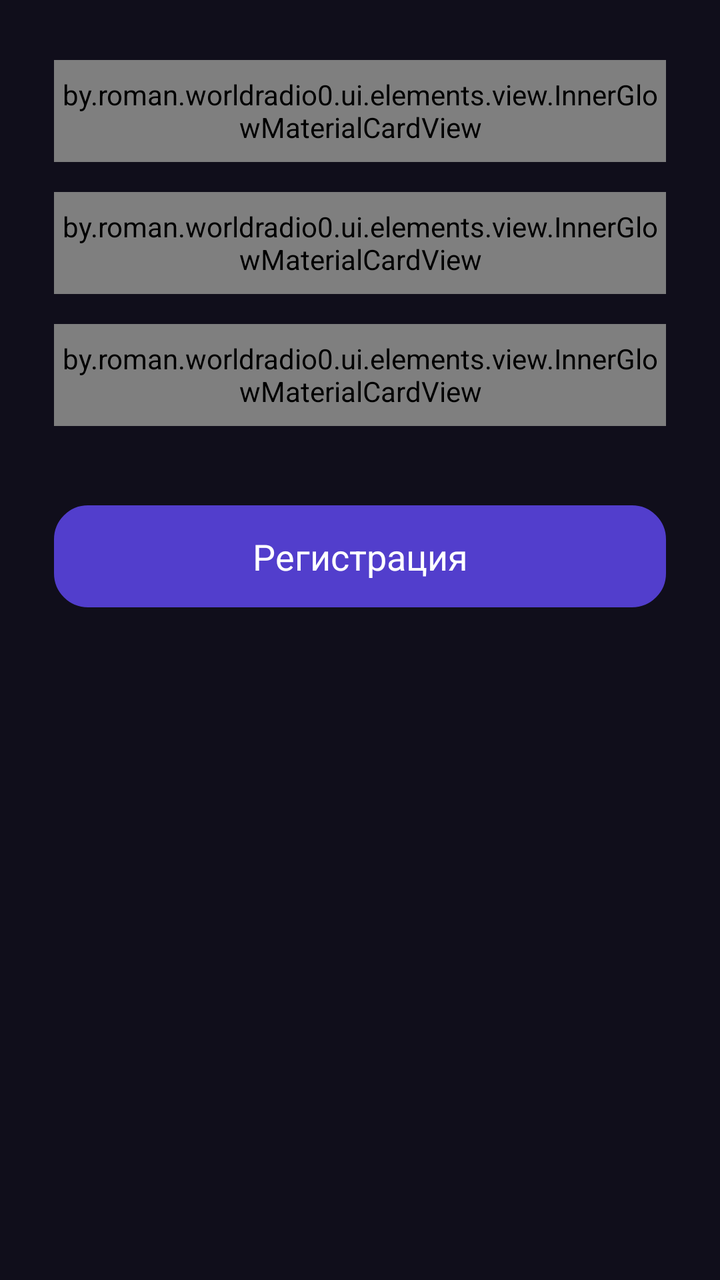
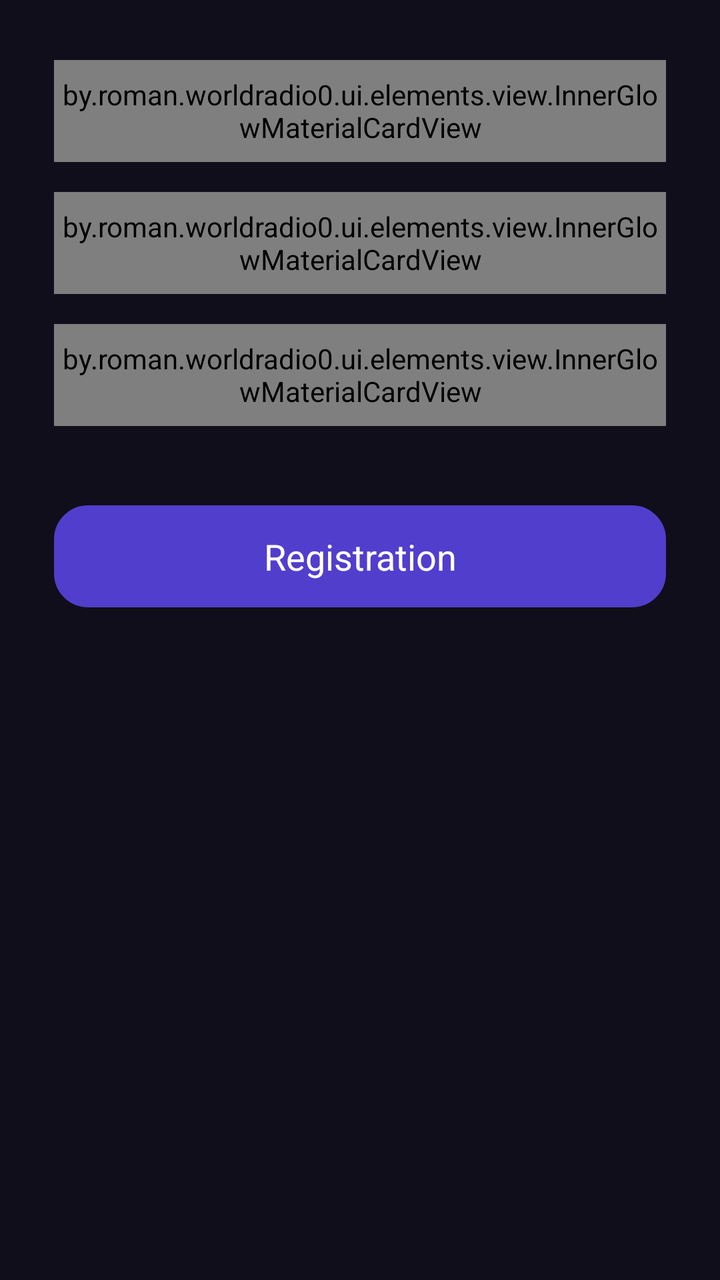

An Android layout rendered at two revisions. The XML below is the earlier revision; the diff shows what the commit changed to produce the second picture.
<!-- AndroidManifest.xml: application theme Theme.WorldRadio -->
<!-- res/layout/fragment_registration.xml -->
<?xml version="1.0" encoding="utf-8"?>
<FrameLayout xmlns:android="http://schemas.android.com/apk/res/android"
    xmlns:app="http://schemas.android.com/apk/res-auto"
    xmlns:tools="http://schemas.android.com/tools"
    android:layout_width="match_parent"
    android:layout_height="match_parent"
    tools:context=".ui.fragments.auth.RegistrationFragment">

    <androidx.constraintlayout.widget.ConstraintLayout
        android:layout_width="match_parent"
        android:layout_height="match_parent"
        android:background="@color/background">

        <androidx.constraintlayout.widget.Guideline
            android:id="@+id/guide_start"
            android:layout_width="wrap_content"
            android:layout_height="wrap_content"
            android:orientation="vertical"
            app:layout_constraintGuide_percent="0.075" />

        <androidx.constraintlayout.widget.Guideline
            android:id="@+id/guide_end"
            android:layout_width="wrap_content"
            android:layout_height="wrap_content"
            android:orientation="vertical"
            app:layout_constraintGuide_percent="0.925" />

        <androidx.constraintlayout.widget.Guideline
            android:id="@+id/guideline_bottom_fixed"
            android:layout_width="wrap_content"
            android:layout_height="wrap_content"
            android:orientation="horizontal"
            app:layout_constraintGuide_end="30dp" />

        <ImageView
            android:id="@+id/regButton"
            android:layout_width="0dp"
            android:layout_height="0dp"
            android:layout_marginTop="80dp"
            android:src="@drawable/textfield_background"
            app:layout_constraintDimensionRatio="3:1"
            app:layout_constraintEnd_toEndOf="@+id/guide_end"
            app:layout_constraintStart_toStartOf="@+id/guide_start"
            app:layout_constraintTop_toBottomOf="@+id/password1CardView_Registration" />

        <TextView
            android:id="@+id/textReg_Registration"
            android:layout_width="wrap_content"
            android:layout_height="wrap_content"
            android:text="Регистрация"
            android:textColor="@color/white"
            android:textSize="18dp"
            app:layout_constraintBottom_toBottomOf="@+id/regButton"
            app:layout_constraintEnd_toEndOf="@+id/regButton"
            app:layout_constraintStart_toStartOf="@+id/regButton"
            app:layout_constraintTop_toTopOf="@+id/regButton" />

        <by.roman.worldradio0.ui.elements.view.InnerGlowMaterialCardView
            android:id="@+id/password2CardView_Registration"
            android:layout_width="0dp"
            android:layout_height="0dp"
            app:layout_constraintDimensionRatio="6:1"
            app:strokeWidth="0dp"
            android:layout_marginTop="15dp"
            app:cardCornerRadius="15dp"
            app:layout_constraintEnd_toEndOf="@+id/guide_end"
            app:layout_constraintStart_toStartOf="@+id/guide_start"
            app:layout_constraintTop_toBottomOf="@+id/password1CardView_Registration">

            <androidx.constraintlayout.widget.ConstraintLayout
                android:layout_width="match_parent"
                android:layout_height="match_parent"
                android:background="@color/reg_enter_background">

                <ImageView
                    android:id="@+id/imageView42"
                    android:layout_width="wrap_content"
                    android:layout_height="wrap_content"
                    android:paddingStart="16dp"
                    android:paddingEnd="0dp"
                    android:src="@drawable/lock"
                    app:layout_constraintBottom_toBottomOf="parent"
                    app:layout_constraintStart_toStartOf="parent"
                    app:layout_constraintTop_toTopOf="parent" />

                <ImageView
                    android:padding="10dp"
                    android:id="@+id/pass2Status_Registration"
                    android:layout_width="wrap_content"
                    android:layout_height="wrap_content"
                    android:src="@drawable/eye_closed"
                    app:layout_constraintBottom_toBottomOf="parent"
                    app:layout_constraintEnd_toEndOf="parent"
                    app:layout_constraintTop_toTopOf="parent" />

                <EditText
                    android:id="@+id/password2Input_Registration"
                    android:layout_width="0dp"
                    android:layout_height="0dp"
                    android:layout_marginStart="16dp"
                    android:layout_marginEnd="0dp"
                    android:background="@null"
                    android:ems="10"
                    android:hint="Повторите пароль"
                    android:inputType="textPassword"
                    android:textSize="16dp"
                    app:layout_constraintBottom_toBottomOf="parent"
                    app:layout_constraintEnd_toStartOf="@+id/pass2Status_Registration"
                    app:layout_constraintStart_toEndOf="@+id/imageView42"
                    app:layout_constraintTop_toTopOf="parent" />
            </androidx.constraintlayout.widget.ConstraintLayout>
        </by.roman.worldradio0.ui.elements.view.InnerGlowMaterialCardView>

        <by.roman.worldradio0.ui.elements.view.InnerGlowMaterialCardView
            android:id="@+id/loginCardView_Registration"
            android:layout_width="0dp"
            android:layout_height="0dp"
            app:layout_constraintDimensionRatio="6:1"
            android:layout_marginTop="30dp"
            app:cardCornerRadius="15dp"
            app:layout_constraintEnd_toEndOf="@+id/guide_end"
            app:layout_constraintStart_toStartOf="@+id/guide_start"
            app:layout_constraintTop_toTopOf="parent"
            app:strokeWidth="0dp">

            <androidx.constraintlayout.widget.ConstraintLayout
                android:layout_width="match_parent"
                android:layout_height="match_parent"
                android:background="@color/reg_enter_background">

                <ImageView
                    android:id="@+id/imageView"
                    android:layout_width="wrap_content"
                    android:layout_height="wrap_content"
                    android:paddingStart="16dp"
                    android:paddingEnd="0dp"
                    android:src="@drawable/user"
                    app:layout_constraintBottom_toBottomOf="parent"
                    app:layout_constraintStart_toStartOf="parent"
                    app:layout_constraintTop_toTopOf="parent" />

                <EditText
                    android:id="@+id/loginInput_Registration"
                    android:layout_width="0dp"
                    android:layout_height="0dp"
                    android:layout_marginStart="16dp"
                    android:layout_marginEnd="16dp"
                    android:background="@null"
                    android:ems="10"
                    android:hint="Логин"
                    android:inputType="text"
                    android:textSize="16dp"
                    app:layout_constraintBottom_toBottomOf="parent"
                    app:layout_constraintEnd_toEndOf="parent"
                    app:layout_constraintStart_toEndOf="@+id/imageView"
                    app:layout_constraintTop_toTopOf="parent" />
            </androidx.constraintlayout.widget.ConstraintLayout>
        </by.roman.worldradio0.ui.elements.view.InnerGlowMaterialCardView>

        <by.roman.worldradio0.ui.elements.view.InnerGlowMaterialCardView
            android:id="@+id/password1CardView_Registration"
            android:layout_width="0dp"
            android:layout_height="0dp"
            app:layout_constraintDimensionRatio="6:1"
            app:strokeWidth="0dp"
            android:layout_marginTop="15dp"
            app:cardCornerRadius="15dp"
            app:layout_constraintEnd_toEndOf="@+id/guide_end"
            app:layout_constraintStart_toStartOf="@+id/guide_start"
            app:layout_constraintTop_toBottomOf="@+id/loginCardView_Registration">

            <androidx.constraintlayout.widget.ConstraintLayout
                android:layout_width="match_parent"
                android:layout_height="match_parent"
                android:background="@color/reg_enter_background">

                <ImageView
                    android:id="@+id/imageView4"
                    android:layout_width="wrap_content"
                    android:layout_height="wrap_content"
                    android:paddingStart="16dp"
                    android:paddingEnd="0dp"
                    android:src="@drawable/lock"
                    app:layout_constraintBottom_toBottomOf="parent"
                    app:layout_constraintStart_toStartOf="parent"
                    app:layout_constraintTop_toTopOf="parent" />

                <ImageView
                    android:padding="10dp"
                    android:id="@+id/pass1Status_Registration"
                    android:layout_width="wrap_content"
                    android:layout_height="wrap_content"
                    android:src="@drawable/eye_closed"
                    app:layout_constraintBottom_toBottomOf="parent"
                    app:layout_constraintEnd_toEndOf="parent"
                    app:layout_constraintTop_toTopOf="parent" />

                <EditText
                    android:id="@+id/password1Input_Registration"
                    android:layout_width="0dp"
                    android:layout_height="0dp"
                    android:layout_marginStart="16dp"
                    android:layout_marginEnd="0dp"
                    android:background="@null"
                    android:ems="10"
                    android:hint="Пароль"
                    android:inputType="textPassword"
                    android:textSize="16dp"
                    app:layout_constraintBottom_toBottomOf="parent"
                    app:layout_constraintEnd_toStartOf="@+id/pass1Status_Registration"
                    app:layout_constraintStart_toEndOf="@+id/imageView4"
                    app:layout_constraintTop_toTopOf="parent" />
            </androidx.constraintlayout.widget.ConstraintLayout>
        </by.roman.worldradio0.ui.elements.view.InnerGlowMaterialCardView>

        <ProgressBar
            android:id="@+id/progressBar_Registration"
            style="?android:attr/progressBarStyle"
            android:layout_width="wrap_content"
            android:layout_height="wrap_content"
            android:visibility="invisible"
            android:indeterminate="true"
            app:layout_constraintBottom_toBottomOf="@+id/regButton"
            app:layout_constraintEnd_toEndOf="@+id/regButton"
            app:layout_constraintStart_toStartOf="@+id/regButton"
            app:layout_constraintTop_toTopOf="@+id/regButton" />

        <TextView
            android:id="@+id/errorText_Registration"
            android:layout_width="wrap_content"
            android:layout_height="wrap_content"
            android:text="TextView"
            android:textColor="@color/red"
            android:textSize="14dp"
            android:visibility="invisible"
            app:layout_constraintBottom_toTopOf="@+id/loginCardView_Registration"
            app:layout_constraintStart_toStartOf="@+id/loginCardView_Registration"
            app:layout_constraintTop_toTopOf="parent"
            app:layout_constraintVertical_bias="0.8" />

        <ProgressBar
            android:id="@+id/progressBar_loading_Registration"
            style="?android:attr/progressBarStyleHorizontal"
            android:layout_width="0dp"
            android:layout_height="wrap_content"
            android:visibility="invisible"
            android:min="0"
            android:max="100"
            app:layout_constraintBottom_toBottomOf="@+id/guideline_bottom_fixed"
            app:layout_constraintEnd_toEndOf="@+id/guide_end"
            app:layout_constraintStart_toStartOf="@+id/guide_start"
            app:layout_constraintHorizontal_bias="0.5" />

        <TextView
            android:id="@+id/textStationsLoading_Registration"
            android:layout_width="wrap_content"
            android:layout_height="wrap_content"
            android:layout_marginBottom="10dp"
            android:visibility="invisible"
            android:text="Загрузка..."
            android:textSize="14dp"
            app:layout_constraintBottom_toTopOf="@+id/progressBar_loading_Registration"
            app:layout_constraintEnd_toEndOf="@+id/progressBar_loading_Registration"
            app:layout_constraintHorizontal_bias="0.5"
            app:layout_constraintStart_toStartOf="@+id/progressBar_loading_Registration" />
    </androidx.constraintlayout.widget.ConstraintLayout>
</FrameLayout>
<!-- resources referenced by this layout -->
<resources>
  <color name="background">#100E1B</color>
  <color name="red">#FF2929</color>
  <color name="reg_enter_background">#242638</color>
  <color name="white">#FFFFFF</color>
  <!-- drawable eye_closed: vector/xml drawable (drawable, 2321 chars, omitted) -->
  <!-- drawable lock (drawable) -->
  <vector xmlns:android="http://schemas.android.com/apk/res/android" android:height="30dp" android:viewportHeight="800" android:viewportWidth="800" android:width="30dp">
        
      <path android:fillColor="#00000000" android:pathData="M400,483.33V550M233.33,334.29C249.05,333.33 268.42,333.33 293.33,333.33H506.67C531.58,333.33 550.95,333.33 566.67,334.29M233.33,334.29C213.72,335.49 199.81,338.18 187.93,344.23C169.12,353.82 153.82,369.12 144.23,387.93C133.33,409.33 133.33,437.33 133.33,493.33V540C133.33,596.01 133.33,624.01 144.23,645.4C153.82,664.22 169.12,679.51 187.93,689.1C209.32,700 237.33,700 293.33,700H506.67C562.67,700 590.67,700 612.07,689.1C630.88,679.51 646.18,664.22 655.77,645.4C666.67,624.01 666.67,596.01 666.67,540V493.33C666.67,437.33 666.67,409.33 655.77,387.93C646.18,369.12 630.88,353.82 612.07,344.23C600.19,338.18 586.28,335.49 566.67,334.29M233.33,334.29V266.67C233.33,174.62 307.95,100 400,100C492.05,100 566.67,174.62 566.67,266.67V334.29" android:strokeColor="#523ECC" android:strokeLineCap="round" android:strokeLineJoin="round" android:strokeWidth="66.6667"/>
      
  </vector>
  <!-- drawable textfield_background (drawable) -->
  <vector xmlns:android="http://schemas.android.com/apk/res/android"
      android:width="360dp"
      android:height="60dp"
      android:viewportWidth="360"
      android:viewportHeight="60">
    <path
        android:pathData="M20,0.5L340,0.5A19.5,19.5 0,0 1,359.5 20L359.5,40A19.5,19.5 0,0 1,340 59.5L20,59.5A19.5,19.5 0,0 1,0.5 40L0.5,20A19.5,19.5 0,0 1,20 0.5z"
        android:fillColor="#664EFF"/>
    <path
        android:pathData="M20,0.5L340,0.5A19.5,19.5 0,0 1,359.5 20L359.5,40A19.5,19.5 0,0 1,340 59.5L20,59.5A19.5,19.5 0,0 1,0.5 40L0.5,20A19.5,19.5 0,0 1,20 0.5z"
        android:fillColor="#000000"
        android:fillAlpha="0.2"/>
    <path
        android:strokeWidth="1"
        android:pathData="M20,0.5L340,0.5A19.5,19.5 0,0 1,359.5 20L359.5,40A19.5,19.5 0,0 1,340 59.5L20,59.5A19.5,19.5 0,0 1,0.5 40L0.5,20A19.5,19.5 0,0 1,20 0.5z"
        android:fillColor="#00000000"
        android:strokeColor="#523ECC"/>
  </vector>
  <!-- drawable user (drawable) -->
  <vector xmlns:android="http://schemas.android.com/apk/res/android" android:height="30dp" android:viewportHeight="800" android:viewportWidth="800" android:width="30dp">
        
      <path android:fillColor="#00000000" android:pathData="M533.33,233.33C533.33,306.97 473.64,366.67 400,366.67C326.36,366.67 266.67,306.97 266.67,233.33C266.67,159.7 326.36,100 400,100C473.64,100 533.33,159.7 533.33,233.33Z" android:strokeColor="#523ECC" android:strokeLineCap="round" android:strokeLineJoin="round" android:strokeWidth="66.6667"/>
        
      <path android:fillColor="#00000000" android:pathData="M400,466.67C271.13,466.67 166.67,571.13 166.67,700H633.33C633.33,571.13 528.87,466.67 400,466.67Z" android:strokeColor="#523ECC" android:strokeLineCap="round" android:strokeLineJoin="round" android:strokeWidth="66.6667"/>
      
  </vector>
  <style name="Theme.WorldRadio" parent="Base.Theme.WorldRadio" />
  <style name="Base.Theme.WorldRadio" parent="Theme.Material3.DayNight.NoActionBar">
          
          
      </style>
</resources>

<!-- the commit's change to res/layout/fragment_registration.xml (unified diff, before → after) -->
@@ -41,19 +41,21 @@
             app:layout_constraintDimensionRatio="3:1"
             app:layout_constraintEnd_toEndOf="@+id/guide_end"
             app:layout_constraintStart_toStartOf="@+id/guide_start"
-            app:layout_constraintTop_toBottomOf="@+id/password1CardView_Registration" />
+            app:layout_constraintTop_toBottomOf="@+id/password1CardView_Registration"
+            tools:ignore="ContentDescription" />
 
         <TextView
             android:id="@+id/textReg_Registration"
             android:layout_width="wrap_content"
             android:layout_height="wrap_content"
-            android:text="Регистрация"
+            android:text="@string/reg"
             android:textColor="@color/white"
             android:textSize="18dp"
             app:layout_constraintBottom_toBottomOf="@+id/regButton"
             app:layout_constraintEnd_toEndOf="@+id/regButton"
             app:layout_constraintStart_toStartOf="@+id/regButton"
-            app:layout_constraintTop_toTopOf="@+id/regButton" />
+            app:layout_constraintTop_toTopOf="@+id/regButton"
+            tools:ignore="SpUsage" />
 
         <by.roman.worldradio0.ui.elements.view.InnerGlowMaterialCardView
             android:id="@+id/password2CardView_Registration"
@@ -81,7 +83,8 @@
                     android:src="@drawable/lock"
                     app:layout_constraintBottom_toBottomOf="parent"
                     app:layout_constraintStart_toStartOf="parent"
-                    app:layout_constraintTop_toTopOf="parent" />
+                    app:layout_constraintTop_toTopOf="parent"
+                    tools:ignore="ContentDescription" />
 
                 <ImageView
                     android:padding="10dp"
@@ -91,7 +94,8 @@
                     android:src="@drawable/eye_closed"
                     app:layout_constraintBottom_toBottomOf="parent"
                     app:layout_constraintEnd_toEndOf="parent"
-                    app:layout_constraintTop_toTopOf="parent" />
+                    app:layout_constraintTop_toTopOf="parent"
+                    tools:ignore="ContentDescription" />
 
                 <EditText
                     android:id="@+id/password2Input_Registration"
@@ -101,13 +105,14 @@
                     android:layout_marginEnd="0dp"
                     android:background="@null"
                     android:ems="10"
-                    android:hint="Повторите пароль"
+                    android:hint="@string/repeat_pass"
                     android:inputType="textPassword"
                     android:textSize="16dp"
                     app:layout_constraintBottom_toBottomOf="parent"
                     app:layout_constraintEnd_toStartOf="@+id/pass2Status_Registration"
                     app:layout_constraintStart_toEndOf="@+id/imageView42"
-                    app:layout_constraintTop_toTopOf="parent" />
+                    app:layout_constraintTop_toTopOf="parent"
+                    tools:ignore="SpUsage" />
             </androidx.constraintlayout.widget.ConstraintLayout>
         </by.roman.worldradio0.ui.elements.view.InnerGlowMaterialCardView>
 
@@ -137,7 +142,8 @@
                     android:src="@drawable/user"
                     app:layout_constraintBottom_toBottomOf="parent"
                     app:layout_constraintStart_toStartOf="parent"
-                    app:layout_constraintTop_toTopOf="parent" />
+                    app:layout_constraintTop_toTopOf="parent"
+                    tools:ignore="ContentDescription" />
 
                 <EditText
                     android:id="@+id/loginInput_Registration"
@@ -147,13 +153,14 @@
                     android:layout_marginEnd="16dp"
                     android:background="@null"
                     android:ems="10"
-                    android:hint="Логин"
+                    android:hint="@string/login"
                     android:inputType="text"
                     android:textSize="16dp"
                     app:layout_constraintBottom_toBottomOf="parent"
                     app:layout_constraintEnd_toEndOf="parent"
                     app:layout_constraintStart_toEndOf="@+id/imageView"
-                    app:layout_constraintTop_toTopOf="parent" />
+                    app:layout_constraintTop_toTopOf="parent"
+                    tools:ignore="SpUsage" />
             </androidx.constraintlayout.widget.ConstraintLayout>
         </by.roman.worldradio0.ui.elements.view.InnerGlowMaterialCardView>
 
@@ -183,7 +190,8 @@
                     android:src="@drawable/lock"
                     app:layout_constraintBottom_toBottomOf="parent"
                     app:layout_constraintStart_toStartOf="parent"
-                    app:layout_constraintTop_toTopOf="parent" />
+                    app:layout_constraintTop_toTopOf="parent"
+                    tools:ignore="ContentDescription" />
 
                 <ImageView
                     android:padding="10dp"
@@ -193,7 +201,8 @@
                     android:src="@drawable/eye_closed"
                     app:layout_constraintBottom_toBottomOf="parent"
                     app:layout_constraintEnd_toEndOf="parent"
-                    app:layout_constraintTop_toTopOf="parent" />
+                    app:layout_constraintTop_toTopOf="parent"
+                    tools:ignore="ContentDescription" />
 
                 <EditText
                     android:id="@+id/password1Input_Registration"
@@ -203,13 +212,14 @@
                     android:layout_marginEnd="0dp"
                     android:background="@null"
                     android:ems="10"
-                    android:hint="Пароль"
+                    android:hint="@string/pass"
                     android:inputType="textPassword"
                     android:textSize="16dp"
                     app:layout_constraintBottom_toBottomOf="parent"
                     app:layout_constraintEnd_toStartOf="@+id/pass1Status_Registration"
                     app:layout_constraintStart_toEndOf="@+id/imageView4"
-                    app:layout_constraintTop_toTopOf="parent" />
+                    app:layout_constraintTop_toTopOf="parent"
+                    tools:ignore="SpUsage" />
             </androidx.constraintlayout.widget.ConstraintLayout>
         </by.roman.worldradio0.ui.elements.view.InnerGlowMaterialCardView>
 
@@ -229,14 +239,14 @@
             android:id="@+id/errorText_Registration"
             android:layout_width="wrap_content"
             android:layout_height="wrap_content"
-            android:text="TextView"
             android:textColor="@color/red"
             android:textSize="14dp"
             android:visibility="invisible"
             app:layout_constraintBottom_toTopOf="@+id/loginCardView_Registration"
             app:layout_constraintStart_toStartOf="@+id/loginCardView_Registration"
             app:layout_constraintTop_toTopOf="parent"
-            app:layout_constraintVertical_bias="0.8" />
+            app:layout_constraintVertical_bias="0.8"
+            tools:ignore="SpUsage" />
 
         <ProgressBar
             android:id="@+id/progressBar_loading_Registration"
@@ -257,11 +267,12 @@
             android:layout_height="wrap_content"
             android:layout_marginBottom="10dp"
             android:visibility="invisible"
-            android:text="Загрузка..."
+            android:text="@string/loading"
             android:textSize="14dp"
             app:layout_constraintBottom_toTopOf="@+id/progressBar_loading_Registration"
             app:layout_constraintEnd_toEndOf="@+id/progressBar_loading_Registration"
             app:layout_constraintHorizontal_bias="0.5"
-            app:layout_constraintStart_toStartOf="@+id/progressBar_loading_Registration" />
+            app:layout_constraintStart_toStartOf="@+id/progressBar_loading_Registration"
+            tools:ignore="SpUsage" />
     </androidx.constraintlayout.widget.ConstraintLayout>
 </FrameLayout>
<!-- resource entries referenced after the edit -->
@@ -38,6 +38,11 @@
       <path android:fillColor="#00000000" android:pathData="M400,466.67C271.13,466.67 166.67,571.13 166.67,700H633.33C633.33,571.13 528.87,466.67 400,466.67Z" android:strokeColor="#523ECC" android:strokeLineCap="round" android:strokeLineJoin="round" android:strokeWidth="66.6667"/>
       
   </vector>
+  <string name="loading">Loading data…</string>
+  <string name="login">Login</string>
+  <string name="pass">Password</string>
+  <string name="reg">Registration</string>
+  <string name="repeat_pass">Repeat the password</string>
   <style name="Theme.WorldRadio" parent="Base.Theme.WorldRadio" />
   <style name="Base.Theme.WorldRadio" parent="Theme.Material3.DayNight.NoActionBar">
           
